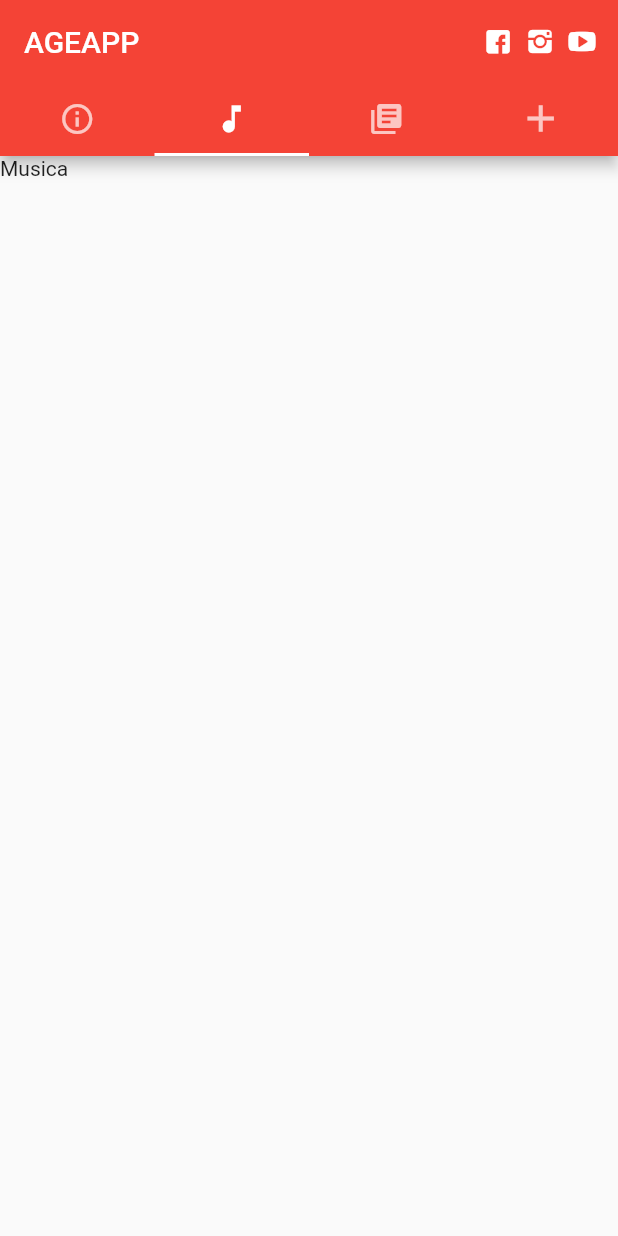
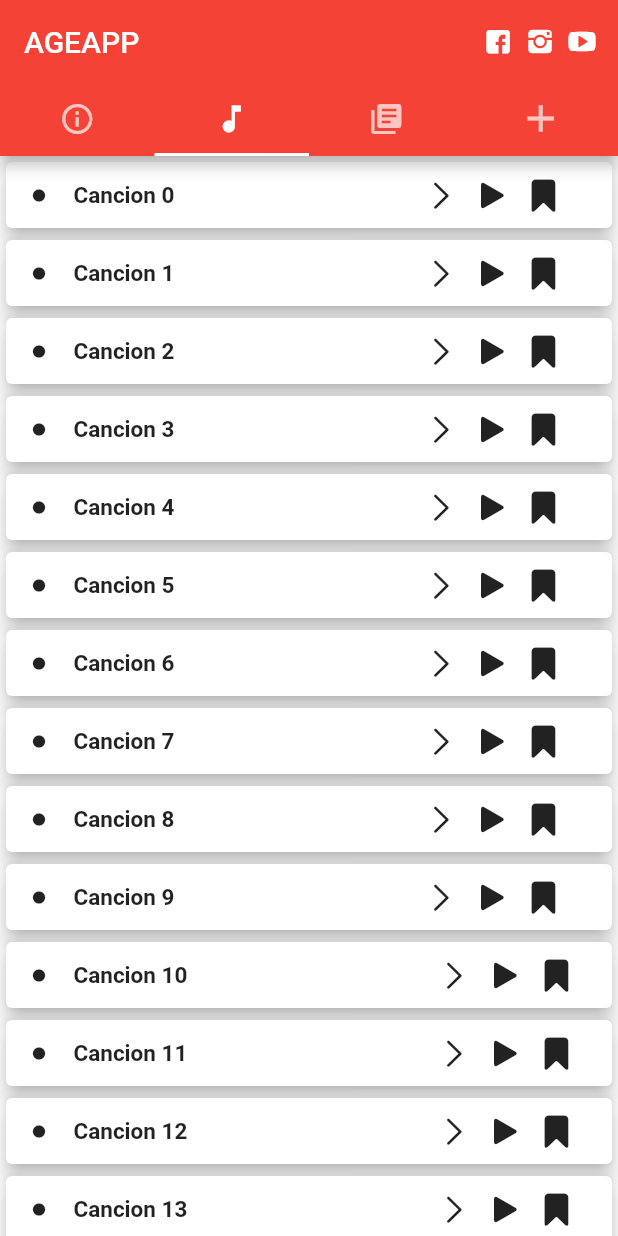
Before and after one commit to ThisLerol/AGEAPP-2.0, a Flutter app: the screen it shows after launch, tab 2 chosen, on a phone screen of 412 x 824 dp. Run offline on Flutter 3.47's test engine with Material 2 defaults, Android fonts, the phone set to English and light mode, and no system bars.

Commit message:
Avance en musicas .. capturar .txt

```diff
--- a/lib/Contenidos/Musica.dart
+++ b/lib/Contenidos/Musica.dart
@@ -1,12 +1,80 @@
+import 'dart:ui';
+import 'package:flutter/cupertino.dart';
 import 'package:flutter/material.dart';
+import 'package:ageapp/Contenidos/Letra y Acordes/ChordMain.dart';
 
-class Musica extends StatelessWidget {
+class Musica extends StatefulWidget{
   @override
-  Widget build(BuildContext context){
-    return new Container(
-      child: new Text("Musica"),
+  State<StatefulWidget> createState() {
+    // TODO: implement createState
+    return _Musica();
+  }
+}
 
-
+class _Musica extends State<Musica>{
+  @override
+  Widget build(BuildContext context) {
+    // TODO: implement build
+    return Container(
+        child: ListView(
+          children:
+            ListaCanciones(),
+        )
     );
   }
+
+  List<Widget> ListaCanciones(){
+    int ai = 99;
+    var arr = new List<Widget>(ai+1);
+
+    for( var i = 0 ; i <= ai; i++ ) {
+
+      arr[i] = Card(
+        elevation: 5,
+        borderOnForeground: true,
+        child: InkWell(
+            splashColor: Colors.blue.withAlpha(30),
+            onTap: () {
+              Navigator.push(
+                context,
+                MaterialPageRoute(builder: (context) => chord(musicTitle: "Cancion $i")),
+              );
+            },
+
+            child: Container(
+              child: Row(
+                children: <Widget>[
+                  Padding(
+                    padding:  EdgeInsets.all(17.0),
+                    child: Icon(Icons.brightness_1, size: 10,),
+                  ),
+                  Padding(
+                    child: Text("Cancion $i", textAlign: TextAlign.left,style: TextStyle(fontWeight: FontWeight.bold, fontSize: 15),),
+                    padding: EdgeInsets.all(1.0),
+                  ),
+                  Container(
+                    width: 160,
+                  ),
+                  Padding(
+                    padding:  EdgeInsets.all(5.0),
+                    child: Icon(CupertinoIcons.right_chevron),
+                  ),
+                  Padding(
+                    padding:  EdgeInsets.all(5.0),
+                    child: Icon(CupertinoIcons.play_arrow_solid),
+                  ),
+                  Padding(
+                    padding:  EdgeInsets.all(5.0),
+                    child: Icon(CupertinoIcons.bookmark_solid),
+                  )
+                ],
+              ),
+
+            )
+        ),
+      );
+    }
+
+    return arr;
+  }
 }
--- a/lib/barMenu.dart
+++ b/lib/barMenu.dart
@@ -53,6 +53,7 @@ class _AllBar extends State<AllBar> with SingleTickerProviderStateMixin{
   Widget build(BuildContext context){
     return new Scaffold(
 
+
       appBar: new AppBar(
 
         actions: <Widget>[
@@ -62,6 +63,7 @@ class _AllBar extends State<AllBar> with SingleTickerProviderStateMixin{
           Padding(padding: EdgeInsets.all(5.0),),
         ],
         title: Row(
+
 
           mainAxisAlignment: MainAxisAlignment.start,
           children: <Widget>[
--- a/pubspec.yaml
+++ b/pubspec.yaml
@@ -76,6 +76,7 @@ flutter:
   # see https://flutter.dev/custom-fonts/#from-packages
   assets:
     - assets/AGEUP.jpg
+    - assets/Oreja de vango.txt
 #la sangria papaaaaaaaaaa
   fonts:
     - family:  SocialMedia
```
Also changed, not shown: assets/Oreja de vango.txt (added, +44 -0 lines), lib/Contenidos/Letra y Acordes/ChordMain.dart (added, +82 -0 lines), lib/Contenidos/Letra y Acordes/Canciones/PlasLetras.dart (added).
